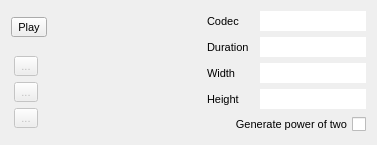
First picture: the form in src/VideoFileDialog.ui, repository markus-wa/glmixer-mirror, before the edit.
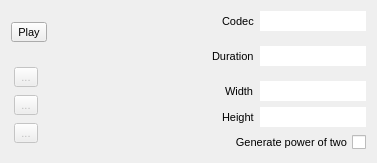
Second picture: the form after the edit. Icons and pictures are not drawn. Custom widgets are drawn as their Qt base class.

What changed in the file:
```diff
--- a/src/VideoFileDialog.ui
+++ b/src/VideoFileDialog.ui
@@ -7,7 +7,7 @@
     <x>0</x>
     <y>0</y>
     <width>377</width>
-    <height>140</height>
+    <height>163</height>
    </rect>
   </property>
   <property name="font">
@@ -66,6 +66,12 @@
    </item>
    <item row="0" column="2">
     <widget class="QLabel" name="label_2">
+     <property name="sizePolicy">
+      <sizepolicy hsizetype="Maximum" vsizetype="Preferred">
+       <horstretch>0</horstretch>
+       <verstretch>0</verstretch>
+      </sizepolicy>
+     </property>
      <property name="layoutDirection">
       <enum>Qt::RightToLeft</enum>
      </property>
@@ -98,6 +104,12 @@
    </item>
    <item row="1" column="2" rowspan="2">
     <widget class="QLabel" name="label_5">
+     <property name="sizePolicy">
+      <sizepolicy hsizetype="Maximum" vsizetype="Preferred">
+       <horstretch>0</horstretch>
+       <verstretch>0</verstretch>
+      </sizepolicy>
+     </property>
      <property name="layoutDirection">
       <enum>Qt::RightToLeft</enum>
      </property>
@@ -199,6 +211,12 @@
    </item>
    <item row="3" column="2">
     <widget class="QLabel" name="label">
+     <property name="sizePolicy">
+      <sizepolicy hsizetype="Maximum" vsizetype="Preferred">
+       <horstretch>0</horstretch>
+       <verstretch>0</verstretch>
+      </sizepolicy>
+     </property>
      <property name="layoutDirection">
       <enum>Qt::RightToLeft</enum>
      </property>
@@ -231,6 +249,12 @@
    </item>
    <item row="4" column="2">
     <widget class="QLabel" name="label_3">
+     <property name="sizePolicy">
+      <sizepolicy hsizetype="Maximum" vsizetype="Preferred">
+       <horstretch>0</horstretch>
+       <verstretch>0</verstretch>
+      </sizepolicy>
+     </property>
      <property name="layoutDirection">
       <enum>Qt::RightToLeft</enum>
      </property>
@@ -263,6 +287,12 @@
    </item>
    <item row="5" column="2" colspan="2">
     <widget class="QCheckBox" name="customSizeCheckBox">
+     <property name="sizePolicy">
+      <sizepolicy hsizetype="Maximum" vsizetype="Fixed">
+       <horstretch>0</horstretch>
+       <verstretch>0</verstretch>
+      </sizepolicy>
+     </property>
      <property name="toolTip">
       <string>Convert dimensions to the closest power-of-two
 (necessary for some OpenGL rendering).</string>
```
